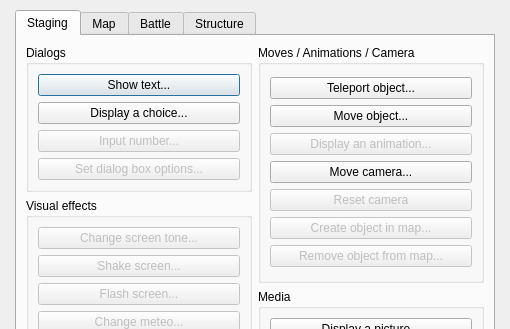
This is Editor/Dialogs/dialogcommands.ui in RPG-Paper-Maker/RPG-Paper-Maker as Qt 5 draws it before an edit; both pictures show x 0 to 510 and y 0 to 329 of the 510 by 600 pixel window. The edited form follows.
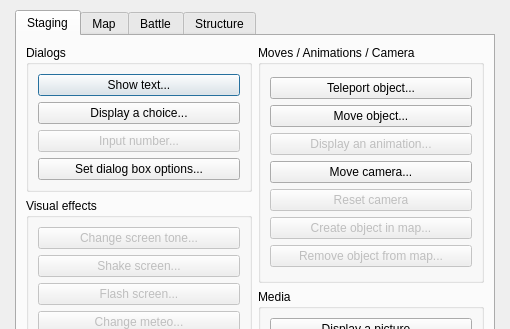
This is the edited form.

```diff
--- a/Editor/Dialogs/dialogcommands.ui
+++ b/Editor/Dialogs/dialogcommands.ui
@@ -76,7 +76,7 @@
               <item>
                <widget class="QPushButton" name="pushButtonSetDialogBoxOptions">
                 <property name="enabled">
-                 <bool>false</bool>
+                 <bool>true</bool>
                 </property>
                 <property name="text">
                  <string>Set dialog box options...</string>
```
